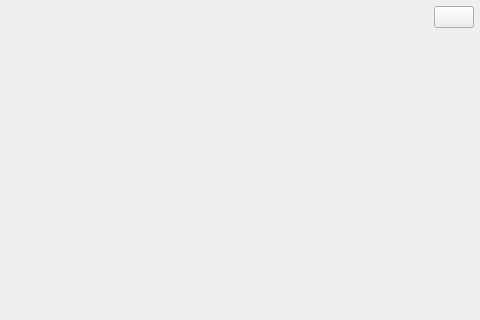
Old version of the form src/Common/gui/LooperWindow.ui in the repository elieserdejesus/JamTaba; both pictures show x 220 to 700 and y 0 to 320 of the 700 by 500 pixel window.
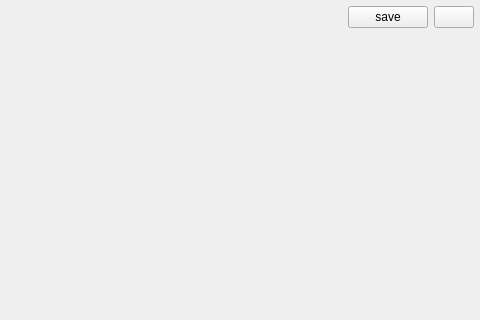
New version of the form. Icons and pictures are not drawn.

Commit message: Moving looper folder outside audio folder

```diff
--- a/src/Common/gui/LooperWindow.ui
+++ b/src/Common/gui/LooperWindow.ui
@@ -106,6 +106,13 @@
         </property>
        </spacer>
       </item>
+      <item>
+       <widget class="QPushButton" name="saveButton">
+        <property name="text">
+         <string>save</string>
+        </property>
+       </widget>
+      </item>
       <item>
        <widget class="QPushButton" name="resetButton">
         <property name="sizePolicy">
```
Left out of the diff: 1 changed line with no effect on the pictures. The commit also changes 9 other files.
